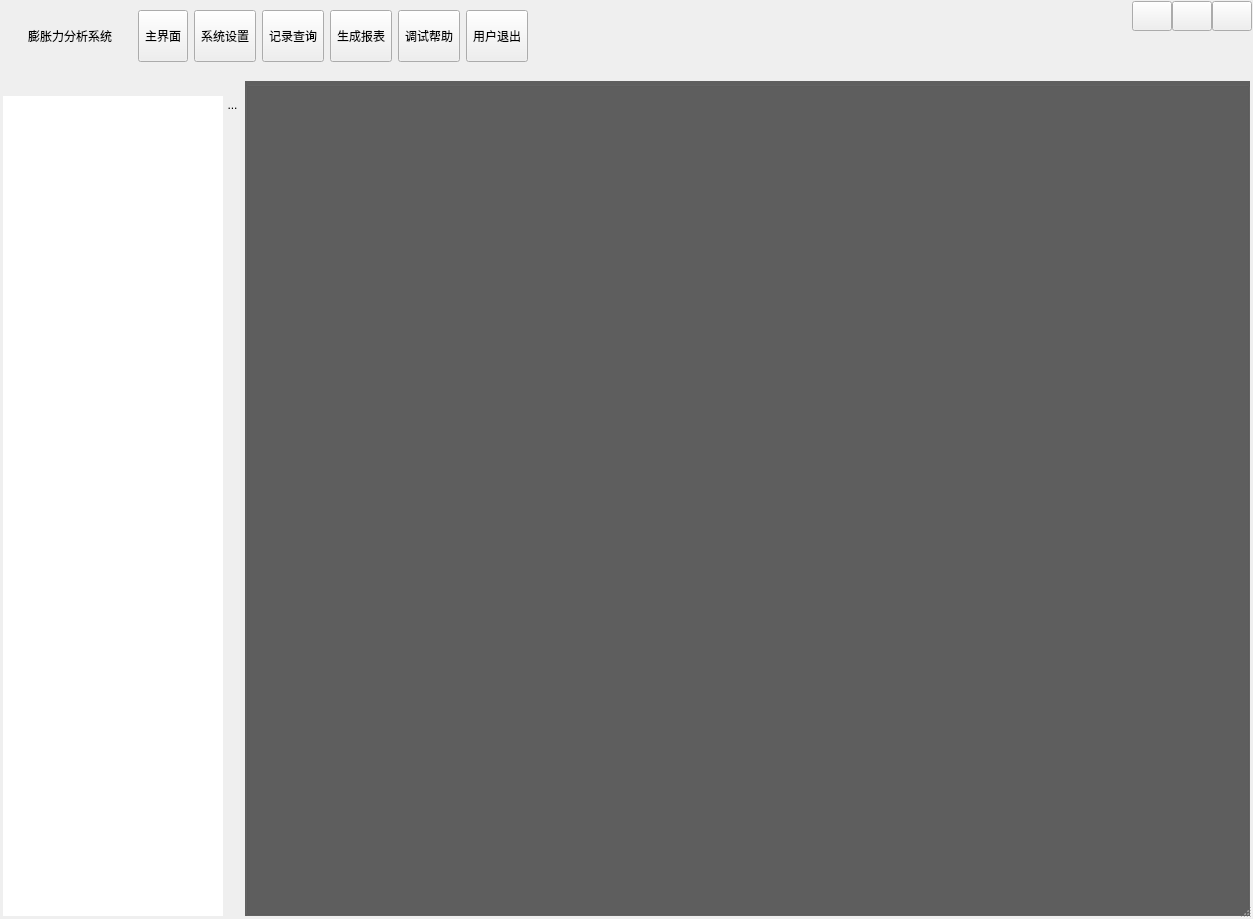
The window that MainWnd.ui (byteman/bullet) describes before a commit, drawn with Qt 5.
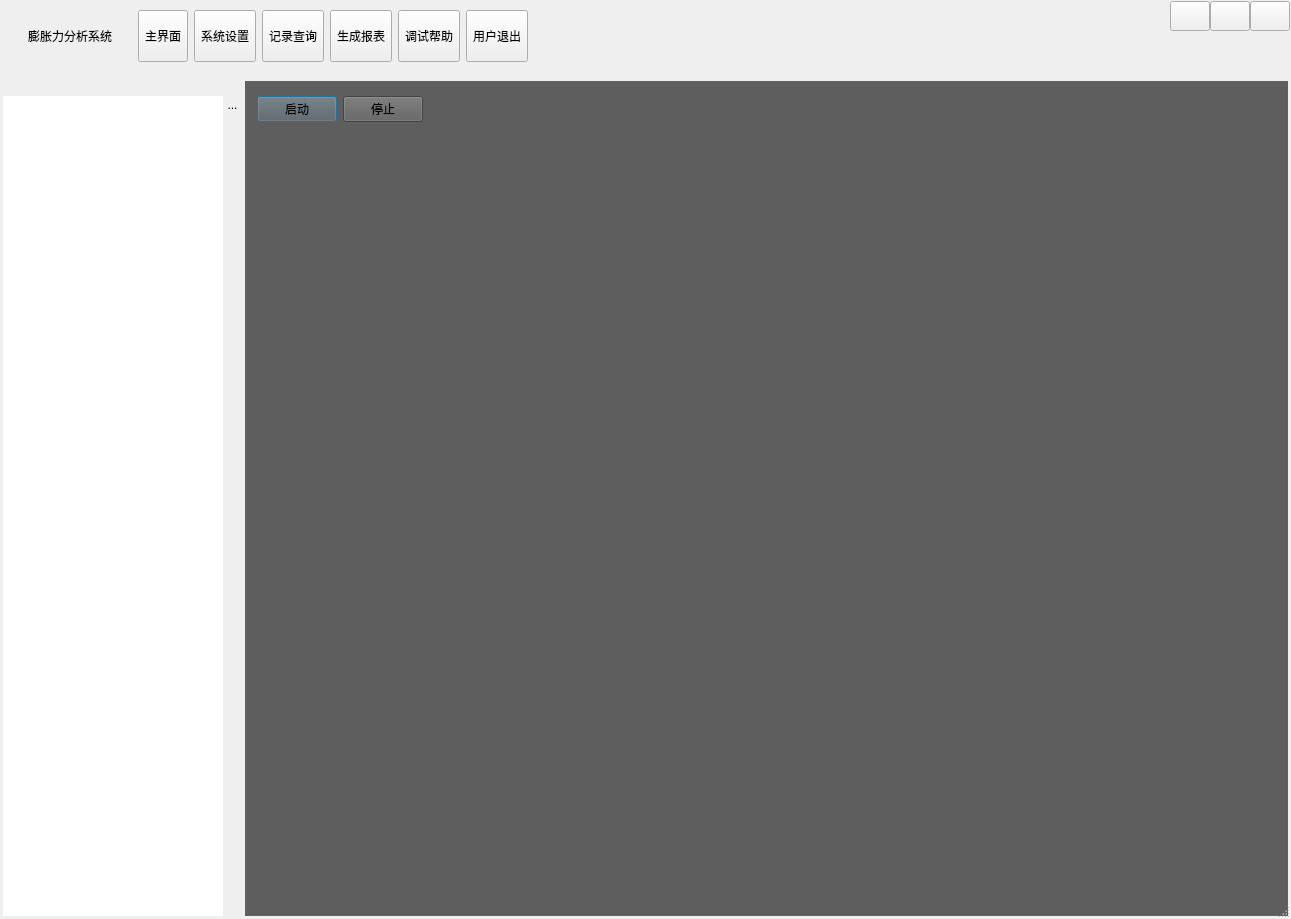
The same window after the commit. The open tabs and pages were chosen to show the change. Icons and pictures are not drawn. Custom widgets are drawn as their Qt base class.

Diff of the .ui file:
```diff
--- a/MainWnd.ui
+++ b/MainWnd.ui
@@ -6,7 +6,7 @@
    <rect>
     <x>0</x>
     <y>0</y>
-    <width>1253</width>
+    <width>1291</width>
     <height>919</height>
    </rect>
   </property>
@@ -528,22 +528,57 @@
          <property name="title">
           <string/>
          </property>
-         <layout class="QVBoxLayout" name="verticalLayout_14">
-          <property name="spacing">
-           <number>0</number>
-          </property>
-          <property name="leftMargin">
-           <number>0</number>
-          </property>
-          <property name="topMargin">
-           <number>0</number>
-          </property>
-          <property name="rightMargin">
-           <number>0</number>
-          </property>
-          <property name="bottomMargin">
-           <number>0</number>
-          </property>
+         <layout class="QVBoxLayout" name="verticalLayout_10">
+          <item>
+           <layout class="QHBoxLayout" name="horizontalLayout_11">
+            <item>
+             <widget class="QPushButton" name="btnStartAll">
+              <property name="styleSheet">
+               <string notr="true"/>
+              </property>
+              <property name="text">
+               <string>启动</string>
+              </property>
+             </widget>
+            </item>
+            <item>
+             <widget class="QPushButton" name="btnStopAll">
+              <property name="styleSheet">
+               <string notr="true"/>
+              </property>
+              <property name="text">
+               <string>停止</string>
+              </property>
+             </widget>
+            </item>
+            <item>
+             <spacer name="horizontalSpacer_5">
+              <property name="orientation">
+               <enum>Qt::Horizontal</enum>
+              </property>
+              <property name="sizeHint" stdset="0">
+               <size>
+                <width>40</width>
+                <height>20</height>
+               </size>
+              </property>
+             </spacer>
+            </item>
+           </layout>
+          </item>
+          <item>
+           <spacer name="verticalSpacer_3">
+            <property name="orientation">
+             <enum>Qt::Vertical</enum>
+            </property>
+            <property name="sizeHint" stdset="0">
+             <size>
+              <width>20</width>
+              <height>40</height>
+             </size>
+            </property>
+           </spacer>
+          </item>
          </layout>
         </widget>
        </item>
```
Left out of the diff: 14 changed lines with no effect on the pictures.
